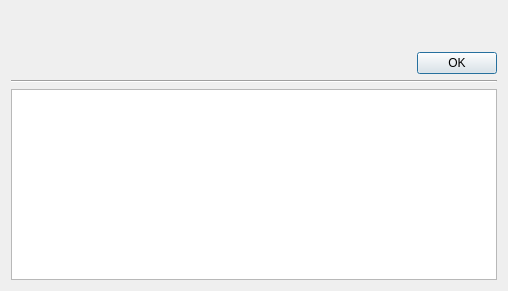
Old version of the form src/info_dialog.ui in the repository SammyEnigma/widgets.
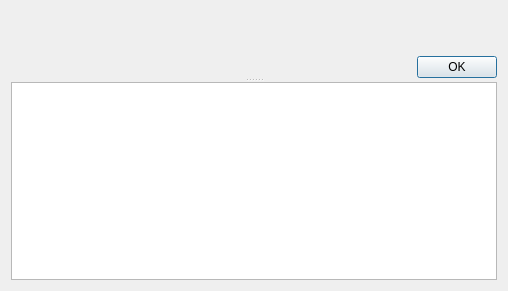
New version of the form.

Commit message: Use splitter in info dialog.

The edit to the form file:
```diff
--- a/src/info_dialog.ui
+++ b/src/info_dialog.ui
@@ -13,7 +13,17 @@
   <property name="windowTitle">
    <string>Dialog</string>
   </property>
+  <layout class="QHBoxLayout" name="horizontalLayout_2">
+   <item>
+    <widget class="QSplitter" name="splitter">
+     <property name="orientation">
+      <enum>Qt::Vertical</enum>
+     </property>
+     <widget class="QWidget" name="layoutWidget">
   <layout class="QVBoxLayout" name="verticalLayout">
+       <property name="sizeConstraint">
+        <enum>QLayout::SetMinimumSize</enum>
+       </property>
    <item>
     <layout class="QHBoxLayout" name="horizontalLayout">
      <item>
@@ -58,18 +68,13 @@
      </property>
     </widget>
    </item>
-   <item>
-    <widget class="Line" name="line">
-     <property name="orientation">
-      <enum>Qt::Horizontal</enum>
-     </property>
-    </widget>
-   </item>
-   <item>
+      </layout>
+     </widget>
     <widget class="QPlainTextEdit" name="details">
      <property name="readOnly">
       <bool>true</bool>
      </property>
+     </widget>
     </widget>
    </item>
   </layout>
```
Lines whose indentation alone changed are shown as unchanged. The commit also changes 1 other file.
